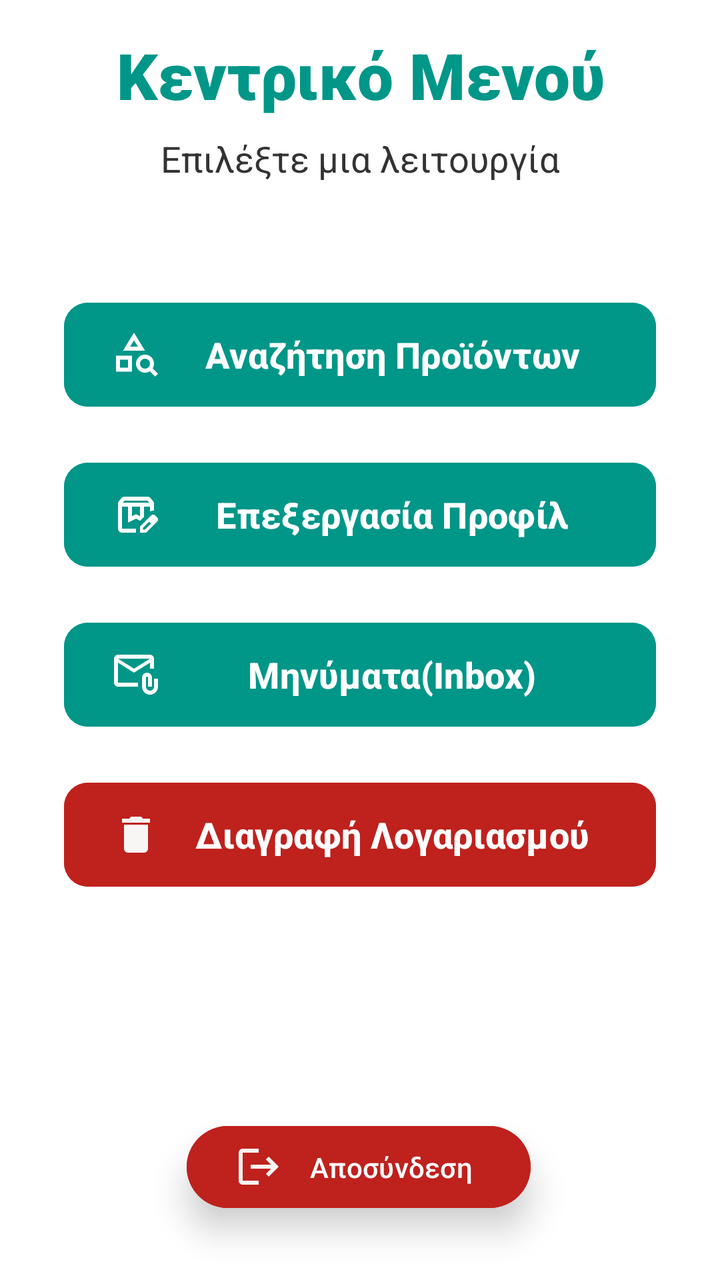
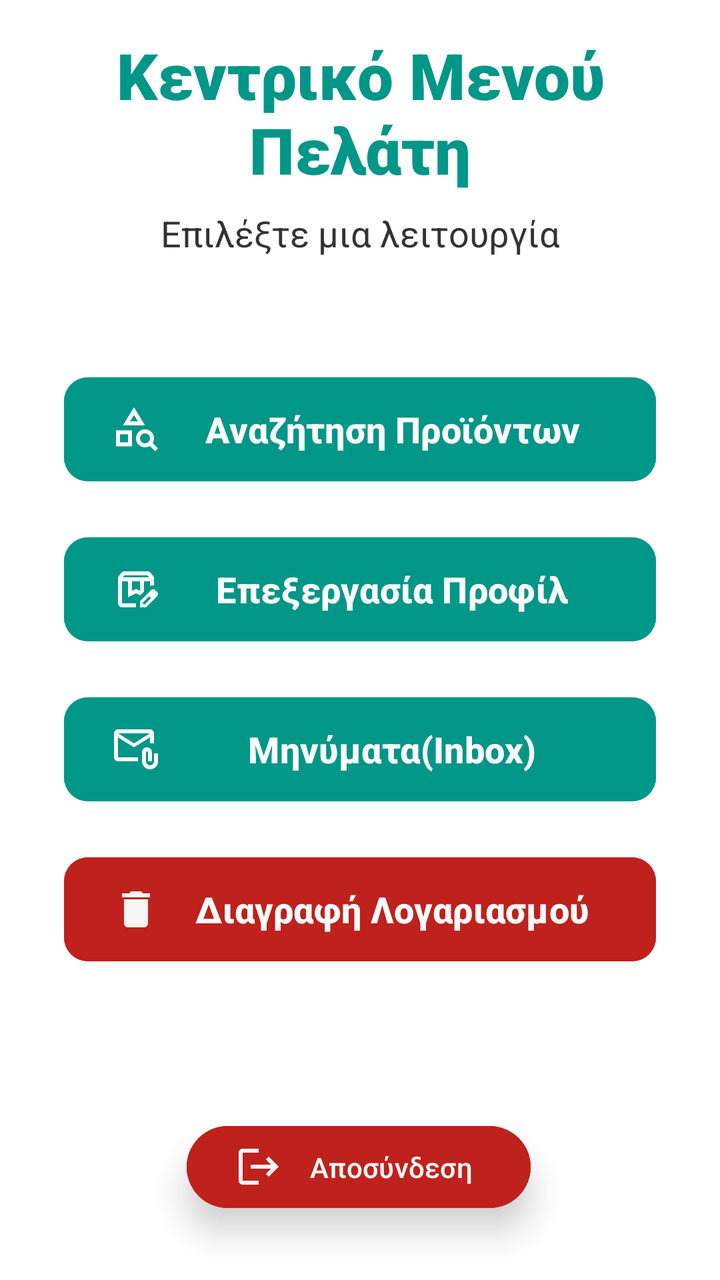

Screens rendered from an Android XML layout before and after an edit, with the pre-edit source and the edit as a unified diff.
<!-- AndroidManifest.xml: application theme Theme.Team21 -->
<!-- res/layout/activity_customer_home_page.xml -->
<?xml version="1.0" encoding="utf-8"?>
<androidx.constraintlayout.widget.ConstraintLayout xmlns:android="http://schemas.android.com/apk/res/android"
    xmlns:app="http://schemas.android.com/apk/res-auto"
    xmlns:tools="http://schemas.android.com/tools"
    android:id="@+id/main"
    android:layout_width="match_parent"
    android:layout_height="match_parent"
    android:background="#FFFFFF"
    tools:context=".view.customer.homePage.CustomerHomePageActivity">

    <TextView
        android:id="@+id/txtCustomerHomePageHeader"
        android:layout_width="0dp"
        android:layout_height="wrap_content"
        android:layout_marginHorizontal="24dp"
        android:layout_marginTop="16dp"
        android:fontFamily="sans-serif-black"
        android:text="Κεντρικό Μενού"
        android:textAlignment="center"
        android:textColor="#009688"
        android:textSize="32sp"
        android:textStyle="bold"
        app:layout_constraintEnd_toEndOf="parent"
        app:layout_constraintStart_toStartOf="parent"
        app:layout_constraintTop_toTopOf="parent" />

    <TextView
        android:id="@+id/textView4"
        android:layout_width="wrap_content"
        android:layout_height="wrap_content"
        android:layout_marginTop="8dp"
        android:text="Επιλέξτε μια λειτουργία"
        android:textColor="#333333"
        android:textSize="18sp"
        app:layout_constraintEnd_toEndOf="parent"
        app:layout_constraintStart_toStartOf="parent"
        app:layout_constraintTop_toBottomOf="@id/txtCustomerHomePageHeader" />

    <Button
        android:id="@+id/btnCustomerHomePageFindProduct"
        android:layout_width="0dp"
        android:layout_height="60dp"
        android:layout_marginHorizontal="32dp"
        android:layout_marginTop="56dp"
        android:backgroundTint="#009688"
        android:drawableLeft="@drawable/outline_category_search_24"
        android:text="Αναζήτηση Προϊόντων"
        android:textSize="18sp"
        android:textStyle="bold"
        app:cornerRadius="12dp"
        app:layout_constraintEnd_toEndOf="parent"
        app:layout_constraintStart_toStartOf="parent"
        app:layout_constraintTop_toBottomOf="@+id/textView4" />

    <Button
        android:id="@+id/btnCustomerHomePageEditData"
        android:layout_width="0dp"
        android:layout_height="60dp"
        android:layout_marginHorizontal="32dp"
        android:layout_marginTop="20dp"
        android:drawableLeft="@drawable/outline_box_edit_24"
        android:backgroundTint="#009688"
        android:text="Επεξεργασία Προφίλ"
        android:textSize="18sp"
        android:textStyle="bold"
        app:cornerRadius="12dp"
        app:layout_constraintEnd_toEndOf="parent"
        app:layout_constraintStart_toStartOf="parent"
        app:layout_constraintTop_toBottomOf="@+id/btnCustomerHomePageFindProduct" />

    <Button
        android:id="@+id/btnCustomerHomePageDeleteaccount"
        android:layout_width="0dp"
        android:layout_height="60dp"
        android:layout_marginHorizontal="32dp"
        android:layout_marginTop="20dp"
        android:backgroundTint="#BF211D"
        android:drawableLeft="@drawable/baseline_delete_24"
        android:text="Διαγραφή Λογαριασμού"
        android:textSize="18sp"
        android:textStyle="bold"
        app:cornerRadius="12dp"
        app:layout_constraintEnd_toEndOf="parent"
        app:layout_constraintStart_toStartOf="parent"
        app:layout_constraintTop_toBottomOf="@+id/btnCustomerHomePageMessages" />

    <Button
        android:id="@+id/btnCustomerHomePageMessages"
        android:layout_width="0dp"
        android:layout_height="60dp"
        android:layout_marginHorizontal="32dp"
        android:layout_marginTop="20dp"
        android:backgroundTint="#009688"
        android:drawableLeft="@drawable/outline_attach_email_24"
        android:text="Μηνύματα(Inbox)"
        android:textSize="18sp"
        android:textStyle="bold"
        app:cornerRadius="12dp"
        app:layout_constraintEnd_toEndOf="parent"
        app:layout_constraintStart_toStartOf="parent"
        app:layout_constraintTop_toBottomOf="@+id/btnCustomerHomePageEditData" />

    <Button
        android:id="@+id/btnCustomerHomePageLogout"
        android:layout_width="172dp"
        android:layout_height="49dp"
        android:layout_marginBottom="32dp"
        android:backgroundTint="#BF211D"
        android:drawableLeft="@drawable/account_logout"
        android:text="Αποσύνδεση"
        android:translationZ="10dp"
        app:layout_constraintBottom_toBottomOf="parent"
        app:layout_constraintEnd_toEndOf="parent"
        app:layout_constraintHorizontal_bias="0.497"
        app:layout_constraintStart_toStartOf="parent"
        app:layout_constraintTop_toBottomOf="@+id/btnCustomerHomePageDeleteaccount"
        app:layout_constraintVertical_bias="1.0" />
</androidx.constraintlayout.widget.ConstraintLayout>
<!-- resources referenced by this layout -->
<resources>
  <!-- drawable account_logout (drawable) -->
  <vector xmlns:android="http://schemas.android.com/apk/res/android" android:autoMirrored="true" android:height="24dp" android:tint="#F8F5F5" android:viewportHeight="24" android:viewportWidth="24" android:width="24dp">
        
      <path android:fillColor="@android:color/white" android:pathData="M17,7l-1.41,1.41L18.17,11H8v2h10.17l-2.58,2.58L17,17l5,-5zM4,5h8V3H4c-1.1,0 -2,0.9 -2,2v14c0,1.1 0.9,2 2,2h8v-2H4V5z"/>
      
  </vector>
  <!-- drawable baseline_delete_24 (drawable) -->
  <vector xmlns:android="http://schemas.android.com/apk/res/android" android:height="24dp" android:tint="#F8F5F5" android:viewportHeight="24" android:viewportWidth="24" android:width="24dp">
        
      <path android:fillColor="@android:color/white" android:pathData="M6,19c0,1.1 0.9,2 2,2h8c1.1,0 2,-0.9 2,-2V7H6v12zM19,4h-3.5l-1,-1h-5l-1,1H5v2h14V4z"/>
      
  </vector>
  <!-- drawable outline_attach_email_24 (drawable) -->
  <vector xmlns:android="http://schemas.android.com/apk/res/android" android:height="24dp" android:tint="#FFFFFF" android:viewportHeight="960" android:viewportWidth="960" android:width="24dp">
        
      <path android:fillColor="@android:color/white" android:pathData="M440,440L120,240L120,640Q120,640 120,640Q120,640 120,640L520,640L520,720L120,720Q87,720 63.5,696.5Q40,673 40,640L40,160Q40,127 63.5,103.5Q87,80 120,80L760,80Q793,80 816.5,103.5Q840,127 840,160L840,360L760,360L760,240L440,440ZM440,360L760,160L120,160L440,360ZM760,880Q694,880 647,833Q600,786 600,720L600,540Q600,498 629,469Q658,440 700,440Q742,440 771,469Q800,498 800,540L800,720L720,720L720,540Q720,532 714,526Q708,520 700,520Q692,520 686,526Q680,532 680,540L680,720Q680,753 703.5,776.5Q727,800 760,800Q793,800 816.5,776.5Q840,753 840,720L840,560L920,560L920,720Q920,786 873,833Q826,880 760,880ZM120,240L120,160L120,160L120,240L120,640Q120,640 120,640Q120,640 120,640L120,640L120,540Q120,482 120,441Q120,400 120,400L120,400L120,240Z"/>
      
  </vector>
  <!-- drawable outline_category_search_24 (drawable) -->
  <vector xmlns:android="http://schemas.android.com/apk/res/android"
      android:width="24dp"
      android:height="24dp"
      android:viewportWidth="960"
      android:viewportHeight="960"
      android:tint="#FFFFFF">
  
      <path
          android:fillColor="@android:color/white"
          android:pathData="M80,820L80,500L400,500L400,820L80,820ZM160,740L320,740L320,580L160,580L160,740ZM220,400L440,40L660,400L220,400ZM362,320L518,320L440,194L362,320ZM863,918L757,812Q736,826 711.5,833Q687,840 660,840Q585,840 532.5,787.5Q480,735 480,660Q480,585 532.5,532.5Q585,480 660,480Q735,480 787.5,532.5Q840,585 840,660Q840,686 833,710.5Q826,735 813,756L919,862L863,918ZM660,760Q702,760 731,731Q760,702 760,660Q760,618 731,589Q702,560 660,560Q618,560 589,589Q560,618 560,660Q560,702 589,731Q618,760 660,760ZM320,580L320,580L320,580L320,580ZM440,320L440,320L440,320Z"/>
  
  </vector>
  <style name="Theme.Team21" parent="Base.Theme.Team21" />
  <style name="Base.Theme.Team21" parent="Theme.Material3.DayNight.NoActionBar">
          
          
      </style>
  <!-- unchanged entries left out for length: 1 -->
</resources>

<!-- the commit's change to res/layout/activity_customer_home_page.xml (unified diff, before → after) -->
@@ -15,7 +15,7 @@
         android:layout_marginHorizontal="24dp"
         android:layout_marginTop="16dp"
         android:fontFamily="sans-serif-black"
-        android:text="Κεντρικό Μενού"
+        android:text="Κεντρικό Μενού Πελάτη"
         android:textAlignment="center"
         android:textColor="#009688"
         android:textSize="32sp"
